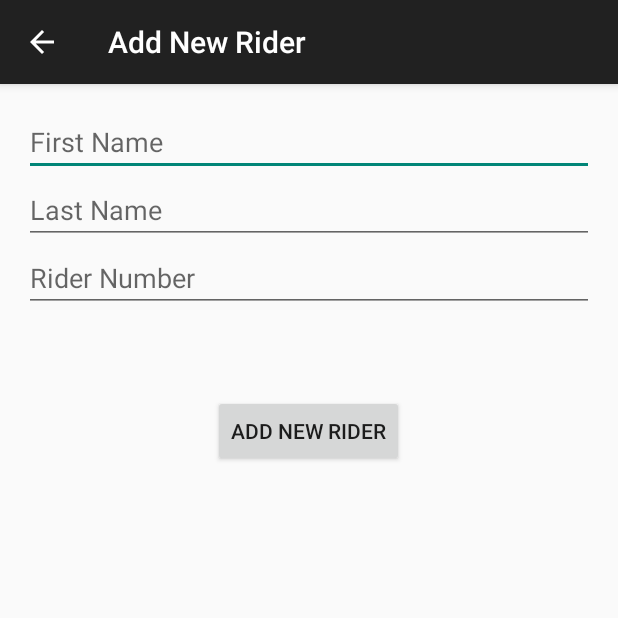
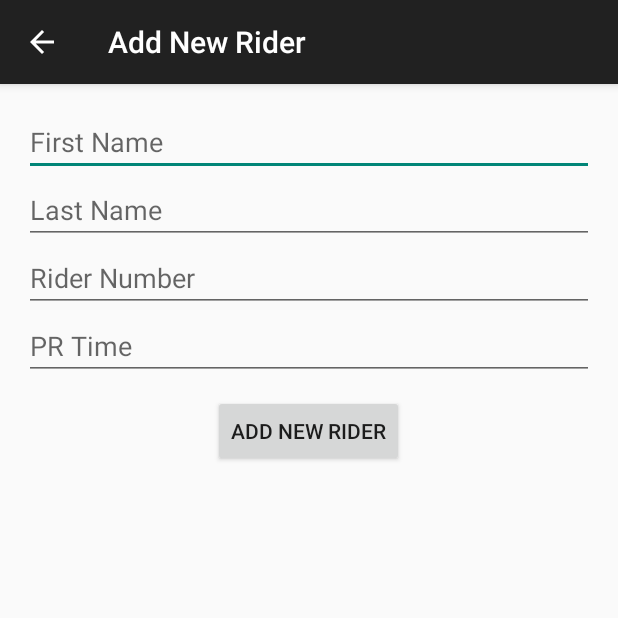
Before and after one commit to nglessner/TimeTrial, an Android app: the AddNewRiderActivity screen opened directly, with no data from a screen before it, on a phone screen of 412 x 824 dp, the top half of it. Run offline under Robolectric (Android 15) with nearby library versions, the phone set to English and light mode, and no system bars.

Commit message:
Beginnings of rework for race entries

```diff
--- a/app/src/main/java/com/nglessner/timetrial/AddNewRiderActivity.java
+++ b/app/src/main/java/com/nglessner/timetrial/AddNewRiderActivity.java
@@ -13,7 +13,7 @@ import android.app.AlertDialog.Builder;
 
 public class AddNewRiderActivity extends ActionBarActivity {
 
-    EditText firstNameEditText,lastNameEditText,riderNumber;
+    EditText firstNameEditText,lastNameEditText,riderNumber,prTime;
 
     @Override
     protected void onCreate(Bundle savedInstanceState) {
@@ -23,6 +23,7 @@ public class AddNewRiderActivity extends ActionBarActivity {
         firstNameEditText=(EditText)findViewById(R.id.firstNameEditText);
         lastNameEditText=(EditText)findViewById(R.id.lastNameEditText);
         riderNumber=(EditText)findViewById(R.id.riderNumberEditText);
+		prTime=(EditText)findViewById(R.id.riderPRTimeEditText);
     }
 
     @Override
@@ -45,7 +46,7 @@ public class AddNewRiderActivity extends ActionBarActivity {
 
         // Inserting record
         try {
-            MainActivity.db.execSQL("INSERT INTO rider VALUES((SELECT Max(riderId)+ 1 from rider),'"
+            MainActivity.db.execSQL("INSERT INTO rider VALUES((SELECT MAX(riderId)+ 1 from rider),'"
                     + riderNumber.getText() + "','" + firstNameEditText.getText()
                     + "','" + lastNameEditText.getText() + "');");
 
@@ -53,6 +54,13 @@ public class AddNewRiderActivity extends ActionBarActivity {
         {
             showMessage("Error", "There was an error adding this rider, please try again.");
         }
+
+		if(prTime.getText().toString().trim().length()!=0)
+		{
+		//TODO: insert record into race table for this rider
+		//race(raceId INT, riderId INT, courseId INT, eventDate VARCHAR, time VARCHAR)
+		//INSERT INTO race VALUES(
+		}
 
         clearText();
         Intent intent = new Intent(this, ManageRidersActivity.class);
--- a/app/src/main/java/com/nglessner/timetrial/MainActivity.java
+++ b/app/src/main/java/com/nglessner/timetrial/MainActivity.java
@@ -22,9 +22,9 @@ public class MainActivity extends ActionBarActivity{
         setContentView(R.layout.activity_main);
 
         db=openOrCreateDatabase("TimeTrialDB", Context.MODE_PRIVATE, null);
-        db.execSQL("CREATE TABLE IF NOT EXISTS `rider` (`riderId` INTEGER,`riderNumber` INTEGER NOT NULL UNIQUE, `firstName` INTEGER NOT NULL, `lastName` INTEGER NOT NULL, PRIMARY KEY(riderId));");
-        db.execSQL("CREATE TABLE IF NOT EXISTS race(raceId INT, riderId INT, courseId INT, eventDate VARCHAR, time VARCHAR, PRIMARY KEY(raceId));");
-        db.execSQL("CREATE TABLE IF NOT EXISTS course(courseId INT, distance REAL, courseName VARCHAR, PRIMARY KEY(courseId));");
+        db.execSQL("CREATE TABLE IF NOT EXISTS `rider` (`riderId` INTEGER,`riderNumber` INTEGER NOT NULL UNIQUE, `firstName` VARCHAR NOT NULL, `lastName` VARCHAR NOT NULL, PRIMARY KEY(riderId));");
+        db.execSQL("CREATE TABLE IF NOT EXISTS race(raceId INTEGER, riderId INTEGER NOT NULL, eventDate VARCHAR NOT NULL, time VARCHAR NOT NULL, PRIMARY KEY(raceId));");
+        //db.execSQL("CREATE TABLE IF NOT EXISTS course(courseId INT, distance REAL, courseName VARCHAR, PRIMARY KEY(courseId));");
     }
 
     @Override
--- a/app/src/main/res/layout/activity_add_new_rider.xml
+++ b/app/src/main/res/layout/activity_add_new_rider.xml
@@ -32,6 +32,14 @@
         android:layout_below="@+id/lastNameEditText"
         android:layout_alignParentEnd="true" />
 
+	<EditText
+        android:layout_width="fill_parent"
+        android:layout_height="wrap_content"
+        android:hint="PR Time"
+        android:id="@+id/riderPRTimeEditText"
+        android:layout_below="@+id/riderNumberEditText"
+        android:layout_alignParentEnd="true" />
+
     <Button
         android:layout_width="wrap_content"
         android:layout_height="wrap_content"
```
